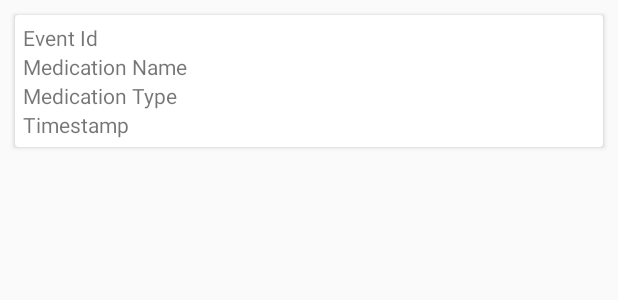
After one commit to AlvaroLoss/PropellerTest, an Android app: the layout events_item.xml on its own in the app's theme, with its tools: preview values and no code run, on a phone screen of 412 x 824 dp. The commit adds this screen. Shown: the top 300 px of the screen. Run offline under Robolectric (Android 15) with nearby library versions, the phone set to English and light mode, and no system bars.

Commit message:
Add recylcer view, include ordered list of events

```diff
--- a/app/src/main/java/com/example/propellertest/api/IApiServiceProvider.kt
+++ b/app/src/main/java/com/example/propellertest/api/IApiServiceProvider.kt
@@ -1,8 +1,10 @@
 package com.example.propellertest.api
 
 import com.example.propellertest.api.model.EventsItem
+import com.example.propellertest.api.model.EventsResponse
+import kotlinx.coroutines.flow.Flow
 import kotlinx.coroutines.flow.StateFlow
 
 interface IApiServiceProvider {
-    fun getEventsByDate(): StateFlow<List<EventsItem>>
+    fun getEventsResponseWithOrderedEvents(): Flow<EventsResponse>
 }
--- a/app/src/main/java/com/example/propellertest/api/model/EventsItem.kt
+++ b/app/src/main/java/com/example/propellertest/api/model/EventsItem.kt
@@ -7,7 +7,7 @@ data class EventsItem(
     val uid: String,
 
     @field:SerializedName("datetime")
-    val datetime: String,
+    var datetime: String,
 
     @field:SerializedName("medicationtype")
     val medicationType: String,
--- a/app/src/main/java/com/example/propellertest/api/model/EventsResponse.kt
+++ b/app/src/main/java/com/example/propellertest/api/model/EventsResponse.kt
@@ -7,5 +7,5 @@ data class EventsResponse(
 	val user: User,
 
 	@field:SerializedName("events")
-	val events: List<EventsItem>
+    var events: List<EventsItem>
 )
--- a/app/src/main/java/com/example/propellertest/viewmodel/IMainViewModel.kt
+++ b/app/src/main/java/com/example/propellertest/viewmodel/IMainViewModel.kt
@@ -1,8 +1,11 @@
 package com.example.propellertest.viewmodel
 
+import androidx.lifecycle.MutableLiveData
 import com.example.propellertest.api.model.EventsItem
+import com.example.propellertest.api.model.User
 import kotlinx.coroutines.flow.StateFlow
 
 interface IMainViewModel {
-    val eventsFlow: StateFlow<List<EventsItem>>
+    val userLiveData: MutableLiveData<User>
+    val eventsLiveData: MutableLiveData<List<EventsItem>>
 }
--- /dev/null
+++ b/app/src/main/res/layout/events_item.xml
@@ -0,0 +1,54 @@
+<?xml version="1.0" encoding="utf-8"?>
+<androidx.cardview.widget.CardView xmlns:android="http://schemas.android.com/apk/res/android"
+    xmlns:app="http://schemas.android.com/apk/res-auto"
+    android:layout_width="match_parent"
+    android:layout_height="wrap_content"
+    android:layout_margin="10dp"
+    android:background="@color/white">
+    <androidx.constraintlayout.widget.ConstraintLayout
+        android:layout_width="match_parent"
+        android:padding="5dp"
+        android:layout_height="wrap_content">
+        <TextView
+            android:id="@+id/event_id"
+            android:layout_width="match_parent"
+            android:layout_height="wrap_content"
+            android:text="@string/event_id"
+            app:layout_constraintBottom_toTopOf="@+id/medication_name"
+            app:layout_constraintEnd_toEndOf="parent"
+            app:layout_constraintStart_toStartOf="parent"
+            app:layout_constraintTop_toTopOf="parent" />
+
+        <TextView
+            android:id="@+id/medication_name"
+            android:layout_width="match_parent"
+            android:layout_height="wrap_content"
+            android:text="@string/medication_name"
+            app:layout_constraintBottom_toTopOf="@+id/medication_type"
+            app:layout_constraintEnd_toEndOf="parent"
+            app:layout_constraintStart_toStartOf="parent"
+            app:layout_constraintTop_toBottomOf="@id/event_id" />
+
+        <TextView
+            android:id="@+id/medication_type"
+            android:layout_width="match_parent"
+            android:layout_height="wrap_content"
+            android:text="@string/medication_type"
+            app:layout_constraintBottom_toTopOf="@+id/timestamp"
+            app:layout_constraintEnd_toEndOf="parent"
+            app:layout_constraintStart_toStartOf="parent"
+            app:layout_constraintTop_toBottomOf="@id/medication_name" />
+
+        <TextView
+            android:id="@+id/timestamp"
+            android:layout_width="match_parent"
+            android:layout_height="wrap_content"
+            android:text="@string/timestamp"
+            app:layout_constraintBottom_toBottomOf="parent"
+            app:layout_constraintEnd_toEndOf="parent"
+            app:layout_constraintStart_toStartOf="parent"
+            app:layout_constraintTop_toBottomOf="@id/medication_type" />
+
+    </androidx.constraintlayout.widget.ConstraintLayout>
+
+</androidx.cardview.widget.CardView>
--- a/app/src/main/res/values/strings.xml
+++ b/app/src/main/res/values/strings.xml
@@ -1,3 +1,7 @@
 <resources>
     <string name="app_name">PropellerTest</string>
+    <string name="event_id">Event Id</string>
+    <string name="medication_name">Medication Name</string>
+    <string name="medication_type">Medication Type</string>
+    <string name="timestamp">Timestamp</string>
 </resources>
--- a/gradle.properties
+++ b/gradle.properties
@@ -6,7 +6,6 @@
 # http://www.gradle.org/docs/current/userguide/build_environment.html
 # Specifies the JVM arguments used for the daemon process.
 # The setting is particularly useful for tweaking memory settings.
-org.gradle.jvmargs=-Xmx2048m -Dfile.encoding=UTF-8
 # When configured, Gradle will run in incubating parallel mode.
 # This option should only be used with decoupled projects. More details, visit
 # http://www.gradle.org/docs/current/userguide/multi_project_builds.html#sec:decoupled_projects
```
Also changed, not shown: app/src/main/java/com/example/propellertest/MainActivity.kt (+33 -13 lines), app/src/main/java/com/example/propellertest/adapters/EventsAdapter.kt (added, +35 -0 lines), app/src/main/java/com/example/propellertest/api/ApiServiceProvider.kt (+11 -16 lines), app/src/main/java/com/example/propellertest/utils/DateComparator.kt (added, +20 -0 lines), app/src/main/java/com/example/propellertest/utils/Utils.kt (added, +21 -0 lines), app/src/main/java/com/example/propellertest/viewmodel/MainViewModel.kt (+22 -5 lines), app/src/main/res/layout/activity_main.xml (+6 -9 lines), gradle/wrapper/gradle-wrapper.properties.
